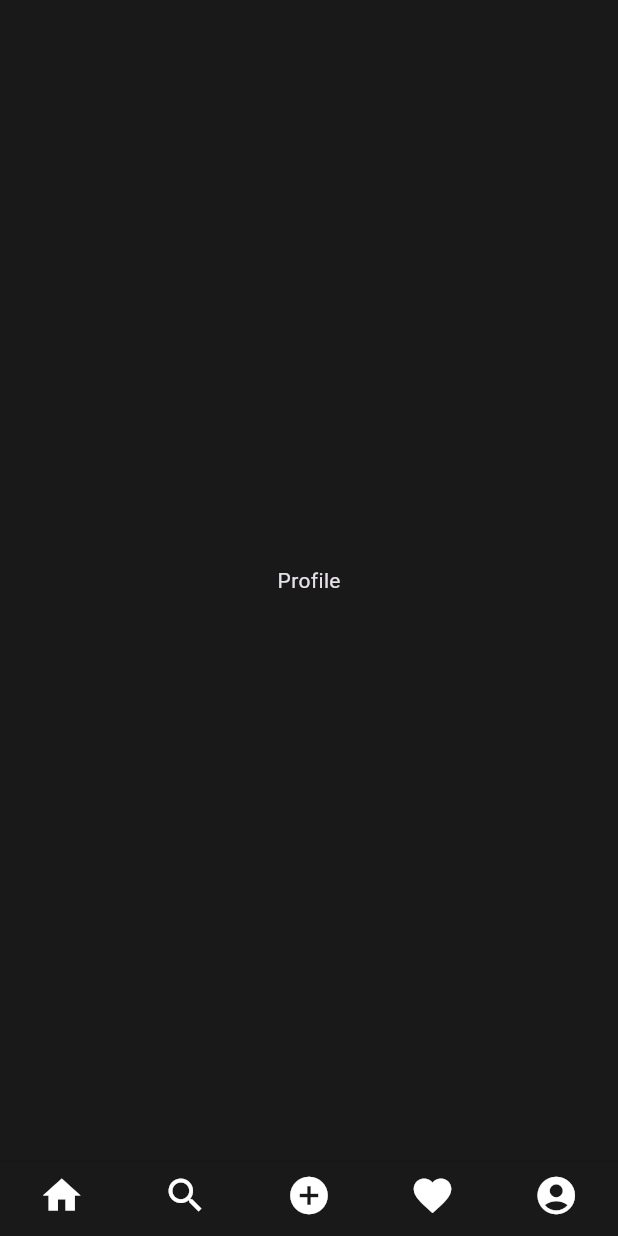
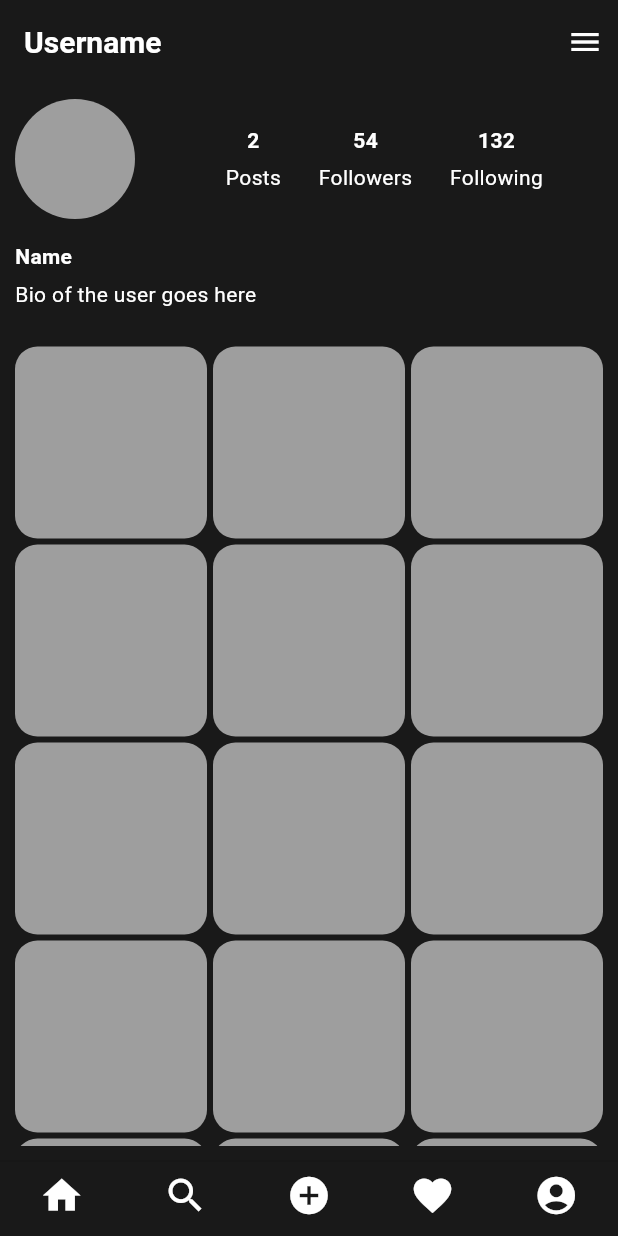
Before and after one commit to mario-dg/lategram, a Flutter app: the screen it shows after launch, swiped to page 5, on a phone screen of 412 x 824 dp. Run offline on Flutter 3.47's test engine with Material 3 defaults, Android fonts, the phone set to English and light mode, and no system bars; our stand-ins replace flutter_feather_icons, flutter_svg.

Commit message:
Implement Profile Screen Design

```diff
--- a/lib/features/presentation/screens/activity/activity_screen.dart
+++ b/lib/features/presentation/screens/activity/activity_screen.dart
@@ -1,12 +1,27 @@
 import 'package:flutter/material.dart';
+import 'package:lategram/globals.dart';
 
 class ActivityScreen extends StatelessWidget {
   const ActivityScreen({super.key});
 
   @override
   Widget build(BuildContext context) {
-    return const Center(
-      child: Text("Activity"),
+    return Scaffold(
+      backgroundColor: mobileBackgroundColor,
+      appBar: AppBar(
+        backgroundColor: mobileBackgroundColor,
+        title: const Text(
+          'Activity',
+          style: TextStyle(
+            color: primaryColor,
+            fontSize: 20,
+            fontWeight: FontWeight.bold,
+          ),
+        ),
+      ),
+      body: const Center(
+        child: Text("This page will not be implemented."),
+      ),
     );
   }
 }
--- a/lib/features/presentation/screens/profile/profile_screen.dart
+++ b/lib/features/presentation/screens/profile/profile_screen.dart
@@ -1,12 +1,154 @@
 import 'package:flutter/material.dart';
+import 'package:lategram/features/utils/helpers.dart';
+import 'package:lategram/globals.dart';
 
 class ProfileScreen extends StatelessWidget {
   const ProfileScreen({super.key});
 
   @override
   Widget build(BuildContext context) {
-    return const Center(
-      child: Text("Profile"),
+    return Scaffold(
+      backgroundColor: mobileBackgroundColor,
+      appBar: AppBar(
+        backgroundColor: mobileBackgroundColor,
+        title: const Text(
+          'Username',
+          style: TextStyle(
+            color: primaryColor,
+            fontSize: 20,
+            fontWeight: FontWeight.bold,
+          ),
+        ),
+        actions: const [
+          Padding(
+            padding: EdgeInsets.only(right: 10.0),
+            child: Icon(
+              Icons.menu,
+              color: primaryColor,
+            ),
+          ),
+        ],
+      ),
+      body: Padding(
+        padding: const EdgeInsets.all(10.0),
+        child: SingleChildScrollView(
+          child: Column(
+            crossAxisAlignment: CrossAxisAlignment.start,
+            children: [
+              Row(
+                mainAxisAlignment: MainAxisAlignment.spaceBetween,
+                children: [
+                  Container(
+                    width: 80,
+                    height: 80,
+                    decoration: const BoxDecoration(
+                      color: secondaryColor,
+                      shape: BoxShape.circle,
+                    ),
+                  ),
+                  Padding(
+                    padding: const EdgeInsets.only(right: 40),
+                    child: Row(
+                      children: [
+                        Column(
+                          children: [
+                            const Text(
+                              "2",
+                              style: TextStyle(
+                                color: primaryColor,
+                                fontWeight: FontWeight.bold,
+                              ),
+                            ),
+                            verSpace(5),
+                            const Text(
+                              "Posts",
+                              style: TextStyle(
+                                color: primaryColor,
+                              ),
+                            ),
+                          ],
+                        ),
+                        horSpace(25),
+                        Column(
+                          children: [
+                            const Text(
+                              "54",
+                              style: TextStyle(
+                                color: primaryColor,
+                                fontWeight: FontWeight.bold,
+                              ),
+                            ),
+                            verSpace(5),
+                            const Text(
+                              "Followers",
+                              style: TextStyle(
+                                color: primaryColor,
+                              ),
+                            ),
+                          ],
+                        ),
+                        horSpace(25),
+                        Column(
+                          children: [
+                            const Text(
+                              "132",
+                              style: TextStyle(
+                                color: primaryColor,
+                                fontWeight: FontWeight.bold,
+                              ),
+                            ),
+                            verSpace(5),
+                            const Text(
+                              "Following",
+                              style: TextStyle(
+                                color: primaryColor,
+                              ),
+                            ),
+                          ],
+                        ),
+                      ],
+                    ),
+                  ),
+                ],
+              ),
+              verSpace(15),
+              const Text(
+                "Name",
+                style: TextStyle(
+                  color: primaryColor,
+                  fontWeight: FontWeight.bold,
+                ),
+              ),
+              verSpace(5),
+              const Text(
+                "Bio of the user goes here",
+                style: TextStyle(
+                  color: primaryColor,
+                ),
+              ),
+              verSpace(25),
+              GridView.builder(
+                shrinkWrap: true,
+                itemCount: 32,
+                physics: const ScrollPhysics(),
+                gridDelegate: const SliverGridDelegateWithFixedCrossAxisCount(
+                  crossAxisCount: 3,
+                  mainAxisSpacing: 4,
+                  crossAxisSpacing: 4,
+                ),
+                itemBuilder: (context, index) => Container(
+                  width: 100,
+                  height: 100,
+                  decoration: BoxDecoration(
+                    color: secondaryColor,
+                    borderRadius: BorderRadius.circular(15),
+                  ),
+                ),
+              ),
+            ],
+          ),
+        ),
+      ),
     );
   }
 }
--- a/lib/features/presentation/screens/search/search_screen.dart
+++ b/lib/features/presentation/screens/search/search_screen.dart
@@ -43,8 +43,8 @@ class _SearchScreenState extends State<SearchScreen> {
                     crossAxisSpacing: 4,
                   ),
                   itemBuilder: (context, index) => Container(
-                    width: index % 7 == 0 ? 200 : 100,
-                    height: index % 7 == 0 ? 200 : 100,
+                    width: 100,
+                    height: 100,
                     decoration: BoxDecoration(
                       color: secondaryColor,
                       borderRadius: BorderRadius.circular(15),
--- a/lib/main.dart
+++ b/lib/main.dart
@@ -1,10 +1,5 @@
 import 'package:flutter/material.dart';
-import 'package:flutter_svg/flutter_svg.dart';
-import 'package:lategram/features/presentation/screens/credentials/login_screen.dart';
-import 'package:lategram/features/presentation/screens/credentials/signup_screen.dart';
-import 'package:lategram/features/presentation/screens/home/home_screen.dart';
 import 'package:lategram/features/presentation/screens/main_screen/main_screen.dart';
-import 'package:lategram/features/presentation/screens/search/search_screen.dart';
 import 'package:lategram/globals.dart';
 
 void main() {
@@ -22,7 +17,7 @@ class Lategram extends StatelessWidget {
       theme: ThemeData.dark().copyWith(
         scaffoldBackgroundColor: mobileBackgroundColor,
       ),
-      home: MainScreen(),
+      home: const MainScreen(),
     );
   }
 }
```
